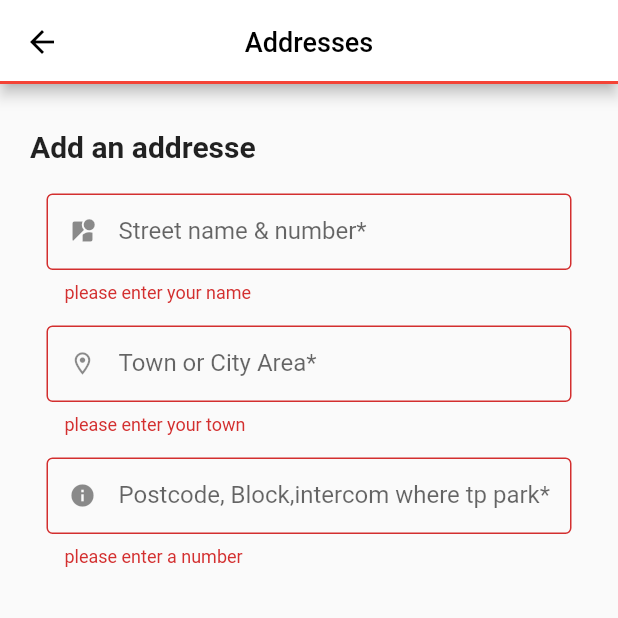
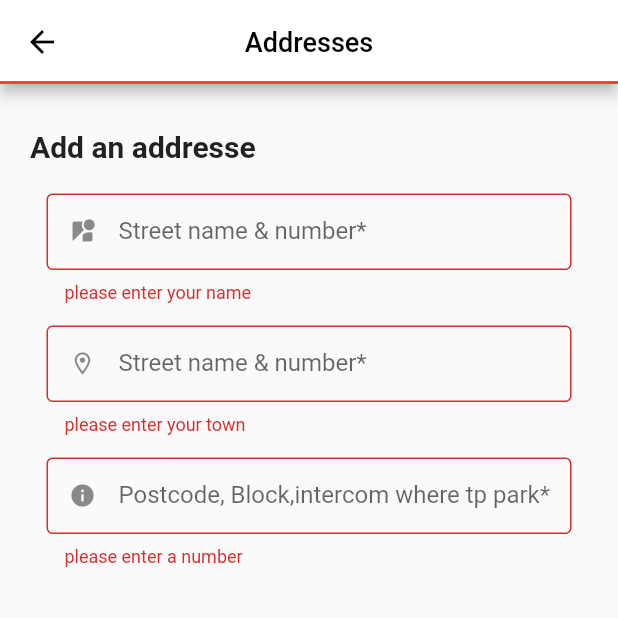
Before and after one commit to khaled45690/food_app, a Flutter app: the Addresses_screen screen opened by its route, after a tap on "Save", on a phone screen of 412 x 824 dp, the top half of it. Run offline on Flutter 3.47's test engine with Material 2 defaults, Android fonts, the light colour scheme and no system bars; our stand-ins replace google_maps_flutter, shared_preferences; accounts and stored records are empty.

Commit message:
added some good code

```diff
--- a/frontend/lib/Screens/SmallScreens/addresses_screen.dart
+++ b/frontend/lib/Screens/SmallScreens/addresses_screen.dart
@@ -1,5 +1,7 @@
 import 'package:flutter/material.dart';
 import 'package:food_app/Widgets/button_widget.dart';
+import 'package:food_app/models/UserData.dart';
+import 'package:provider/src/provider.dart';
 import 'package:shared_preferences/shared_preferences.dart';
 
 class Addresses_screen extends StatefulWidget {
@@ -11,19 +13,28 @@ class Addresses_screen extends StatefulWidget {
 
 class _Addresses_screenState extends State<Addresses_screen> {
   final GlobalKey<FormState> _formKey = GlobalKey<FormState>();
-  String streetName = '';
-  String town = '';
-  String postcode = '';
+  Map data = {
+    "streetName":null,
+    "town":null,
+    "postcode":null,
+  };
 
+onChange(value , VariableName){
+  setState(() {
+    data[VariableName] = value;
+  });
+}
+
+@override
+  void initState() {
+    // TODO: implement initState
+    super.initState();
+    context.read<UserData>().getUserAddressData();
+    data =  context.read<UserData>().userAddressData;
+  }
   @override
   Widget build(BuildContext context) {
-    final streetNameController = TextEditingController();
-    final townController = TextEditingController();
-    final postcodeController = TextEditingController();
-    SharedPreferences localStorage;
-    Future init() async {
-      localStorage = await SharedPreferences.getInstance();
-    }
+
 
     return Scaffold(
       appBar: AppBar(
@@ -65,7 +76,6 @@ class _Addresses_screenState extends State<Addresses_screen> {
                         // color: Colors.amber,
                         width: 350,
                         child: TextFormField(
-                          controller: streetNameController,
                           validator: (value) {
                             if (value!.isEmpty) {
                               return 'please enter your name';
@@ -79,7 +89,7 @@ class _Addresses_screenState extends State<Addresses_screen> {
                             labelText:
                                 //streetNamme.text
                                 //==null ?
-                                "Street name & number*",
+                            data["streetName"] == null ? "Street name & number*" : data["streetName"],
                             // : notesController.text
 
                             isDense: true,
@@ -93,7 +103,7 @@ class _Addresses_screenState extends State<Addresses_screen> {
                             ),
                           ),
                           onChanged: (streetName) =>
-                              setState(() => this.streetName == streetName),
+                              setState(() =>  onChange(streetName , "streetName")),
                         ),
                       ),
                       SizedBox(
@@ -102,7 +112,6 @@ class _Addresses_screenState extends State<Addresses_screen> {
                       Container(
                         width: 350,
                         child: TextFormField(
-                          controller: townController,
                           validator: (value) {
                             if (value!.isEmpty) {
                               return 'please enter your town';
@@ -113,7 +122,7 @@ class _Addresses_screenState extends State<Addresses_screen> {
                             return null;
                           },
                           decoration: InputDecoration(
-                            labelText: "Town or City Area*",
+                            labelText: data["town"] == null ? "Street name & number*" : data["town"],
                             isDense: true,
                             border: OutlineInputBorder(
                                 borderSide:
@@ -125,7 +134,7 @@ class _Addresses_screenState extends State<Addresses_screen> {
                             ),
                           ),
                           onChanged: (town) =>
-                              setState(() => this.town == town),
+                              setState(() => onChange(town , "town")),
                         ),
                       ),
                       SizedBox(
@@ -134,7 +143,6 @@ class _Addresses_screenState extends State<Addresses_screen> {
                       Container(
                         width: 350,
                         child: TextFormField(
-                          controller: postcodeController,
                           validator: (value) {
                             if (value!.isEmpty) {
                               return 'please enter a number';
@@ -148,7 +156,7 @@ class _Addresses_screenState extends State<Addresses_screen> {
                           },
                           decoration: InputDecoration(
                             labelText:
-                                "Postcode, Block,intercom where tp park*",
+                            data["postcode"] == null ? "Postcode, Block,intercom where tp park*" : data["postcode"] ,
                             isDense: true,
                             border: OutlineInputBorder(
                                 borderSide:
@@ -160,9 +168,8 @@ class _Addresses_screenState extends State<Addresses_screen> {
                             ),
                           ),
                           onChanged: (postcode) =>
-                              setState(() => this.postcode == postcode),
+                              setState(() => onChange(postcode , "postcode"))),
                         ),
-                      ),
                     ],
                   ),
                 ),
@@ -173,6 +180,7 @@ class _Addresses_screenState extends State<Addresses_screen> {
               child: Button_Widget(
                   "Save", MediaQuery.of(context).size.width, 75, Colors.orange,
                   () {
+                context.read<UserData>().setUserAddressDataFunc(data);
                 if (_formKey.currentState!.validate()) {
                   return;
                 }
--- a/frontend/lib/Screens/SmallScreens/profile_screen.dart
+++ b/frontend/lib/Screens/SmallScreens/profile_screen.dart
@@ -1,6 +1,8 @@
 import 'package:flutter/material.dart';
 import 'package:food_app/Widgets/button_widget.dart';
 import 'package:food_app/Widgets/textfield_widget.dart';
+import 'package:food_app/models/UserData.dart';
+import 'package:provider/src/provider.dart';
 
 class ProfileScreen extends StatefulWidget {
   const ProfileScreen({Key? key}) : super(key: key);
@@ -12,12 +14,27 @@ class ProfileScreen extends StatefulWidget {
 
 class _ProfileScreenState extends State<ProfileScreen> {
   final GlobalKey<FormState> _formKey = GlobalKey<FormState>();
-@override
+  Map userData = {};
+  Map data = {
+    "firstName": null,
+    "lastName": null,
+    "email": null,
+    "telephone": null,
+  };
+  onChange(value , String variableName){
+    setState(() {
+      data[variableName] = value;
+    });
+
+  }
+  @override
   void initState() {
     // TODO: implement initState
     super.initState();
+    context.read<UserData>().getUserData();
+    userData =  context.read<UserData>().userData;
+  }
 
-  }
   @override
   Widget build(BuildContext context) {
     return MaterialApp(
@@ -53,10 +70,11 @@ class _ProfileScreenState extends State<ProfileScreen> {
                           mainAxisAlignment: MainAxisAlignment.center,
                           children: [
                             TextField_Widget(
-                              "Fist Name*",
+                              userData["firstName"] == null ? "Fist Name*" : userData["firstName"],
                               Icons.person,
                               MediaQuery.of(context).size.width / 2.3,
                               (value) {
+                                onChange(value , "firstName");
                                 if (value!.isEmpty) {
                                   return 'please enter your name';
                                 }
@@ -71,6 +89,7 @@ class _ProfileScreenState extends State<ProfileScreen> {
                               width: MediaQuery.of(context).size.width / 2.3,
                               child: TextFormField(
                                 validator: (value) {
+                                  onChange(value , "lastName");
                                   if (value!.isEmpty) {
                                     return 'please enter your name';
                                   }
@@ -80,7 +99,7 @@ class _ProfileScreenState extends State<ProfileScreen> {
                                   return null;
                                 },
                                 decoration: InputDecoration(
-                                    labelText: "Last Name*",
+                                    labelText:userData["lastName"] == null ? "Last Name*" : userData["lastName"],
                                     isDense: true,
                                     border: OutlineInputBorder(
                                       borderSide: BorderSide(
@@ -98,10 +117,11 @@ class _ProfileScreenState extends State<ProfileScreen> {
                           height: 15,
                         ),
                         TextField_Widget(
-                          "E-mail*",
+                          userData["email"] == null ? "E-mail*" : userData["email"] ,
                           Icons.email,
                           MediaQuery.of(context).size.width / 1.15,
                           (value) {
+                            onChange(value , "email");
                             if (value!.isEmpty) {
                               return 'please enter your Email';
                             }
@@ -113,10 +133,11 @@ class _ProfileScreenState extends State<ProfileScreen> {
                           height: 15,
                         ),
                         TextField_Widget(
-                          "Telephone*",
+                          userData["telephone"] == null ? "Telephone*" : userData["telephone"] ,
                           Icons.phone,
                           MediaQuery.of(context).size.width / 1.15,
                           (value) {
+                            onChange(value , "telephone");
                             if (value!.isEmpty) {
                               return 'please enter a number';
                             }
@@ -140,6 +161,7 @@ class _ProfileScreenState extends State<ProfileScreen> {
                   if (_formKey.currentState!.validate()) {
                     return;
                   }
+                  context.read<UserData>().setUserDataFunc(data);
                 }),
               ),
             ],
--- /dev/null
+++ b/frontend/lib/models/UserData.dart
@@ -0,0 +1,53 @@
+
+import 'dart:convert';
+
+import 'package:flutter/foundation.dart';
+import 'package:shared_preferences/shared_preferences.dart';
+
+class UserData with ChangeNotifier {
+  final Future<SharedPreferences> _prefs = SharedPreferences.getInstance();
+
+  Map _userData = {};
+
+  Map get userData => _userData;
+
+  set userData(Map UserDataParameter) {
+    _userData = UserDataParameter;
+    notifyListeners();
+  }
+
+
+  Map _userAddressData = {};
+
+  Map get userAddressData => _userAddressData;
+
+  set userAddressData(Map userAddressDataParameter) {
+    _userAddressData = userAddressDataParameter;
+    notifyListeners();
+  }
+  void getUserData()async{
+    final SharedPreferences prefs = await _prefs;
+    _userData = jsonDecode(prefs.getString("userData")!);
+    notifyListeners();
+  }
+  void setUserDataFunc(Map UserDataParameter) async{
+    _userData = UserDataParameter;
+    final SharedPreferences prefs = await _prefs;
+    prefs.setString("userData", jsonEncode(UserDataParameter));
+    notifyListeners();
+  }
+
+  setUserAddressDataFunc(Map userAddressDataParameter) async{
+    _userAddressData = userAddressDataParameter;
+    final SharedPreferences prefs = await _prefs;
+    prefs.setString("userAddressData", jsonEncode(userAddressDataParameter));
+    notifyListeners();
+  }
+
+  getUserAddressData()async{
+
+    final SharedPreferences prefs = await _prefs;
+    _userAddressData = jsonDecode(prefs.getString("userAddressData")!) ;
+    notifyListeners();
+  }
+}
--- a/frontend/pubspec.yaml
+++ b/frontend/pubspec.yaml
@@ -35,7 +35,7 @@ dependencies:
   # Use with the CupertinoIcons class for iOS style icons.
   cupertino_icons: ^1.0.2
   google_maps_flutter: ^2.1.1
-
+  provider: ^6.0.1
   shared_preferences: ^2.0.6
 
 
```
Also changed, not shown: frontend/lib/main.dart (+10 -1 lines), frontend/pubspec.lock.
